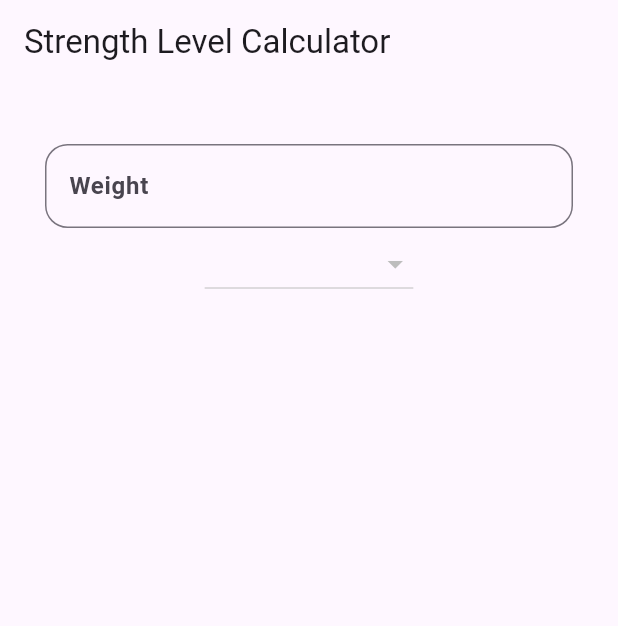
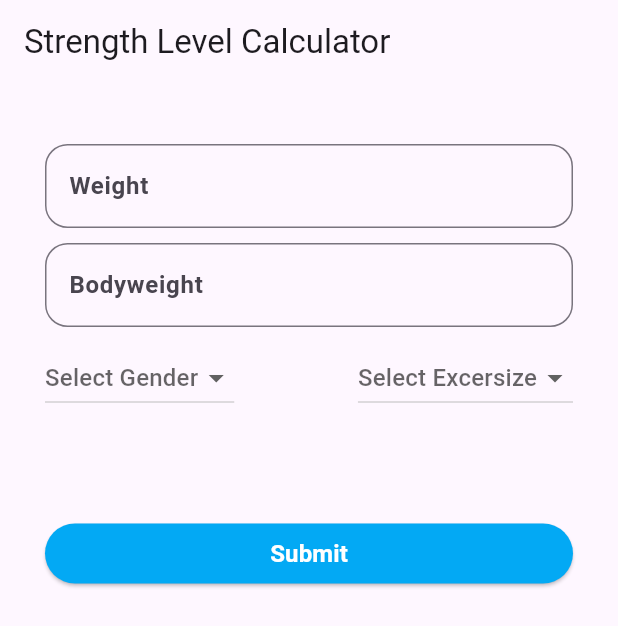
Before and after one commit to Tylefnx/gymlogger, a Flutter app: the StrengthLevelCalculator screen opened by its route, on a phone screen of 412 x 824 dp. Shown: the top 626 px of the screen. Run offline on Flutter 3.47's test engine with Material 3 defaults, Android fonts, the phone set to English and light mode, and no system bars; our stand-ins replace flutter_hooks, go_router, hooks_riverpod, numberpicker.

Commit message:
Str calculators by excersizes added

```diff
--- a/lib/calculator/presentation/strength_level.dart
+++ b/lib/calculator/presentation/strength_level.dart
@@ -1,68 +1,263 @@
 import 'package:flutter/material.dart';
 import 'package:flutter_hooks/flutter_hooks.dart';
+import 'package:gymlogger/core/constant_lists.dart';
+import 'package:gymlogger/core/presentation/app_buttons.dart';
 import 'package:gymlogger/core/presentation/app_dropdown_button.dart';
 import 'package:gymlogger/core/presentation/app_padding.dart';
+import 'package:gymlogger/core/presentation/app_text.dart';
 import 'package:gymlogger/core/presentation/app_text_form_field.dart';
+import 'package:gymlogger/core/presentation/sb_app_padding.dart';
 
 class StrengthLevelCalculator extends HookWidget {
   const StrengthLevelCalculator({super.key});
   @override
   Widget build(BuildContext context) {
     final weightController = useTextEditingController();
+    final bwController = useTextEditingController();
+    final excersize = useState<String?>(null);
+    final gender = useState<String?>(null);
+    final strLevel = useState<String>('');
     return Scaffold(
       appBar: AppBar(
         title: Text('Strength Level Calculator'),
       ),
       body: AppPadding.h30v40(
         child: Column(
+          crossAxisAlignment: CrossAxisAlignment.stretch,
           children: [
+            WeightSelectionSection(
+              weightController: weightController,
+            ),
+            SB_AppPadding.h10(),
             AppTextFormField.numberWithOptions(
-              label: 'Weight',
-              controller: weightController,
+              label: 'Bodyweight',
+              controller: bwController,
             ),
-            AppDropDownButton(
-              items: [
-                DropdownMenuItem(
-                  child: Text(
-                    'Squat',
-                  ),
-                  value: 'Squat',
-                ),
-                DropdownMenuItem(
-                  child: Text(
-                    'Bench Press',
-                  ),
-                  value: 'Bench Press',
-                ),
-                DropdownMenuItem(
-                  child: Text(
-                    'Deadlift',
-                  ),
-                  value: 'Deadlift',
-                ),
-                DropdownMenuItem(
-                  child: Text(
-                    'Barbell Row',
-                  ),
-                  value: 'Barbell Row',
-                ),
-                DropdownMenuItem(
-                  child: Text(
-                    'Overhead Press',
-                  ),
-                  value: 'Overhead Press',
-                ),
-                DropdownMenuItem(
-                  child: Text(
-                    'Weighted Dips',
-                  ),
-                  value: 'Weighted Dips',
+            SB_AppPadding.h10(),
+            Row(
+              mainAxisAlignment: MainAxisAlignment.spaceBetween,
+              children: [
+                GenderSelectionWidget(gender: gender),
+                ExcersizeSelectionSection(
+                  excersize: excersize,
+                  strengthLevelExcersize: strengthLevelExcersize,
                 ),
               ],
-            )
+            ),
+            AppText.very_big_bold(text: strLevel.value),
+            AppButton(
+                onPressed: () => strLevel.value = strengthLevel(
+                      weightController.text,
+                      excersize.value,
+                      bwController.text,
+                      gender.value ?? 'male', //TODO: create error if null
+                    ),
+                title: 'Submit'),
           ],
         ),
       ),
     );
   }
 }
+
+class GenderSelectionWidget extends StatelessWidget {
+  const GenderSelectionWidget({
+    super.key,
+    required this.gender,
+  });
+
+  final ValueNotifier<String?> gender;
+
+  @override
+  Widget build(BuildContext context) {
+    return AppDropDownButton<String?>(
+      hint: 'Select Gender',
+      value: gender.value,
+      onChanged: (_) => gender.value = _!,
+      items: genders.map<DropdownMenuItem<String>>((String? _) {
+        return DropdownMenuItem(
+          value: _,
+          child: AppText.bold(text: _ ?? ''),
+        );
+      }).toList(),
+    );
+  }
+}
+
+class ExcersizeSelectionSection extends StatelessWidget {
+  const ExcersizeSelectionSection({
+    super.key,
+    required this.excersize,
+    required this.strengthLevelExcersize,
+  });
+
+  final ValueNotifier<String?> excersize;
+  final List<String?> strengthLevelExcersize;
+
+  @override
+  Widget build(BuildContext context) {
+    return AppDropDownButton<String?>(
+      hint: 'Select Excersize',
+      value: excersize.value,
+      onChanged: (_) => excersize.value = _!,
+      items: strengthLevelExcersize.map<DropdownMenuItem<String?>>((String? _) {
+        return DropdownMenuItem(
+          value: _,
+          child: AppText.bold(text: _ ?? ''),
+        );
+      }).toList(),
+    );
+  }
+}
+
+class WeightSelectionSection extends StatelessWidget {
+  const WeightSelectionSection({
+    super.key,
+    required this.weightController,
+  });
+
+  final TextEditingController weightController;
+
+  @override
+  Widget build(BuildContext context) {
+    return AppTextFormField.numberWithOptions(
+      label: 'Weight',
+      controller: weightController,
+    );
+  }
+}
+
+String strengthLevel(
+    String weight, String? excersize, String bw, String gender) {
+  final liftWeight = double.tryParse(weight);
+  final lifterBW = double.tryParse(bw);
+  if (lifterBW != null && liftWeight != null) {
+    final bwRatio = liftWeight / lifterBW;
+    switch (excersize) {
+      case 'Deadlift':
+        calculateDeadliftStrength(bwRatio, gender);
+        break;
+      case 'Squat':
+        calculateSquatStrength(bwRatio, gender);
+        break;
+      case 'Bench Press':
+        calculateBenchPressStrength(bwRatio, gender);
+        break;
+      case 'Overhead Press':
+        calculateOHPstrength(bwRatio, gender);
+    }
+  }
+  return '';
+}
+
+String calculateDeadliftStrength(double bwRatio, String gender) {
+  if (gender == 'male') {
+    if (bwRatio > 3.5) {
+      return 'Freak';
+    } else if (bwRatio > 3.00) {
+      return 'Elite';
+    } else if (bwRatio > 2.25) {
+      return 'Advanced';
+    } else if (bwRatio > 1.5) {
+      return 'Intermediate';
+    } else {
+      return 'Novice';
+    }
+  } else {
+    if (bwRatio > 3) {
+      return 'Freak';
+    } else if (bwRatio > 2.25) {
+      return 'Elite';
+    } else if (bwRatio > 1.75) {
+      return 'Advanced';
+    } else if (bwRatio > 1.25) {
+      return 'Intermediate';
+    } else {
+      return 'Novice';
+    }
+  }
+}
+
+String calculateBenchPressStrength(double bwRatio, String gender) {
+  if (gender == 'male') {
+    if (bwRatio > 2.25) {
+      return 'Freak';
+    } else if (bwRatio > 2.00) {
+      return 'Elite';
+    } else if (bwRatio > 1.5) {
+      return 'Advanced';
+    } else if (bwRatio > 1.00) {
+      return 'Intermediate';
+    } else {
+      return 'Novice';
+    }
+  } else {
+    if (bwRatio > 1.25) {
+      return 'Freak';
+    } else if (bwRatio > 1) {
+      return 'Elite';
+    } else if (bwRatio > 0.75) {
+      return 'Advanced';
+    } else if (bwRatio > 0.5) {
+      return 'Intermediate';
+    } else {
+      return 'Novice';
+    }
+  }
+}
+
+String calculateSquatStrength(double bwRatio, String gender) {
+  if (gender == 'male') {
+    if (bwRatio > 3.00) {
+      return 'Freak';
+    } else if (bwRatio > 2.50) {
+      return 'Elite';
+    } else if (bwRatio > 1.75) {
+      return 'Advanced';
+    } else if (bwRatio > 1.25) {
+      return 'Intermediate';
+    } else {
+      return 'Novice';
+    }
+  } else {
+    if (bwRatio > 2.25) {
+      return 'Freak';
+    } else if (bwRatio > 1.75) {
+      return 'Elite';
+    } else if (bwRatio > 1.5) {
+      return 'Advanced';
+    } else if (bwRatio > 1) {
+      return 'Intermediate';
+    } else {
+      return 'Novice';
+    }
+  }
+}
+
+String calculateOHPstrength(double bwRatio, String gender) {
+  if (gender == 'male') {
+    if (bwRatio > 1.35) {
+      return 'Freak';
+    } else if (bwRatio > 1.05) {
+      return 'Elite';
+    } else if (bwRatio > 0.8) {
+      return 'Advanced';
+    } else if (bwRatio > 0.55) {
+      return 'Intermediate';
+    } else {
+      return 'Novice';
+    }
+  } else {
+    if (bwRatio > 1) {
+      return 'Freak';
+    } else if (bwRatio > 0.75) {
+      return 'Elite';
+    } else if (bwRatio > 0.55) {
+      return 'Advanced';
+    } else if (bwRatio > 0.35) {
+      return 'Intermediate';
+    } else {
+      return 'Novice';
+    }
+  }
+}
```
